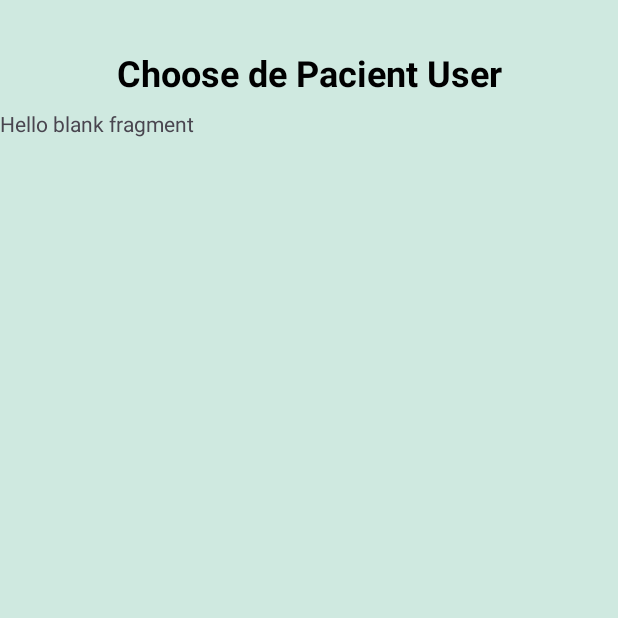
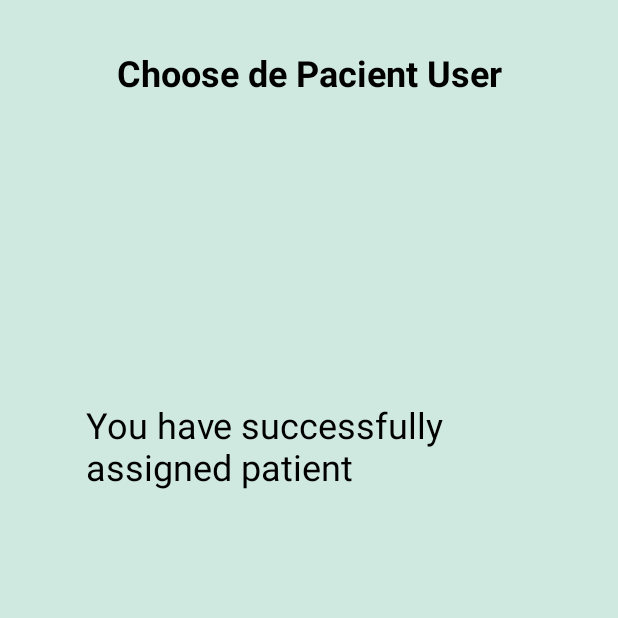
Before and after one commit to jenavarro40/projectDoctorFollow, an Android app: the fragment DoctorFoodFragment placed in its activity, on a phone screen of 412 x 824 dp, the top half of it. Run offline under Robolectric (Android 15) with nearby library versions, the phone set to English and light mode, and no system bars; our stand-ins replace Firebase (no records; nobody signed in at launch, a user with empty details on screens opened directly); 1 statement that could not run was skipped.

Commit message:
prototipo final entrega

```diff
--- a/app/src/main/java/com/example/sportdoctorfollow/DoctorFoodFragment.kt
+++ b/app/src/main/java/com/example/sportdoctorfollow/DoctorFoodFragment.kt
@@ -5,6 +5,7 @@ import androidx.fragment.app.Fragment
 import android.view.LayoutInflater
 import android.view.View
 import android.view.ViewGroup
+import android.widget.TextView
 
 // TODO: Rename parameter arguments, choose names that match
 // the fragment initialization parameters, e.g. ARG_ITEM_NUMBER
@@ -39,6 +40,14 @@ class DoctorFoodFragment : Fragment() {
         // Inflate the layout for this fragment
         return inflater.inflate(R.layout.fragment_doctor_food, container, false)
     }
+    override fun onViewCreated(view: View, savedInstanceState: Bundle?) {
+        super.onViewCreated(view, savedInstanceState)
+        val firestoreHelper=FirestoreHelper()
+        val food:FoodRequest= FoodRequest(name!!,email!!,doctor!!)
+        firestoreHelper.foodRequest(requireContext(),food)
+        val text=view.findViewById<TextView>(R.id.foodText)
+        text.setText("You have successfully assigned patient ${name}")
+    }
 
     companion object {
         /**
--- a/app/src/main/java/com/example/sportdoctorfollow/FirestoreHelper.kt
+++ b/app/src/main/java/com/example/sportdoctorfollow/FirestoreHelper.kt
@@ -206,10 +206,68 @@ class FirestoreHelper {
             }
 
     }
+    fun foodRequest(context: Context, request: FoodRequest ) {
+        db.collection("foodRequest")
+            .whereEqualTo("email", request.email)
+            .limit(1)
+            .get()
+            .addOnSuccessListener { documents ->
+                if (documents.isEmpty){
+                    db.collection("foodRequest")
+                        .add(request)
+                        .addOnSuccessListener { documentReference ->
+                            Log.d("FirestoreHelper", "Requested food: ${request.name}")
+                            Toast.makeText(context, "Requested food: ${documentReference.id}", Toast.LENGTH_SHORT).show()
+                        }
+                        .addOnFailureListener { e ->
+                            Log.w("FirestoreHelper", "Error Requestedfood", e)
+                        }
+
+                }
+                else {
+                    val docId = documents.documents[0].id
+                    val updateMap = mapOf("foodRequest" to request.nutritionist)
+
+                    db.collection("foodRequest").document(docId)
+                        .update(updateMap)
+                        .addOnSuccessListener {
+                            Log.d("FirestoreHelper", "Requested food updated for: ${request.email}")
+                            Toast.makeText(context, "Requested food updated", Toast.LENGTH_SHORT).show()
+                        }
+                        .addOnFailureListener { e ->
+                            Log.w("FirestoreHelper", "Error updating food request", e)
+                        }
+                }
+            }
+            .addOnFailureListener { exception ->
+                Log.w("FirestoreHelper", "Error in check user", exception)
+            }
+    }
+
+    fun getfoodRequest(context: Context,userMail:String, result: (FoodRequest) -> Unit) {
+        db.collection("foodRequest")
+            .whereEqualTo("email", userMail)
+            .limit(1)
+            .get()
+            .addOnSuccessListener { documents ->
+                if (!documents.isEmpty) {
+                    val foods = documents.first().toObject(FoodRequest::class.java)
+                    result(foods)
+
+                } else {
+                    Toast.makeText(context, "No data for nutritionist", Toast.LENGTH_SHORT).show()
+                    result(FoodRequest())
+                }
+            }
+            .addOnFailureListener { exception ->
+
+                Log.w("FirestoreHelper", "Error in read food", exception)
+            }
+    }
 
 
 
-    fun getUsersone(context: Context,userMail:String, result: (users) -> Unit) {
+        fun getUsersone(context: Context, userMail: String, result: (users) -> Unit) {
             db.collection("users")
                 .whereEqualTo("email", userMail)
                 .limit(1)
@@ -220,53 +278,70 @@ class FirestoreHelper {
                         result(user)
 
                     } else {
-                    Toast.makeText(context, "There was aproblem please Check", Toast.LENGTH_SHORT).show()
+                        Toast.makeText(
+                            context,
+                            "There was aproblem please Check",
+                            Toast.LENGTH_SHORT
+                        ).show()
                         result(users())
                     }
                 }
-            .addOnFailureListener {exception ->
+                .addOnFailureListener { exception ->
 
                     Log.w("FirestoreHelper", "Error in read user", exception)
                 }
         }
 
-    fun insertKPI(context: Context, insert: InsertKpi ) {
+        fun insertKPI(context: Context, insert: InsertKpi) {
             db.collection("InsertKPI")
                 .add(insert)
                 .addOnSuccessListener { documentReference ->
                     Log.d("FirestoreHelper", "Insert Data of: ${insert.name}")
-                 Toast.makeText(context, "Insert Data of: ${insert.name} at ${insert.date}", Toast.LENGTH_SHORT).show()
+                    Toast.makeText(
+                        context,
+                        "Insert Data of: ${insert.name} at ${insert.date}",
+                        Toast.LENGTH_SHORT
+                    ).show()
                 }
                 .addOnFailureListener { e ->
                     Log.w("FirestoreHelper", "Error insert Data", e)
                 }
         }
 
-    fun getKpiUsers(context: Context,userMail:String,userKPI: (List<InsertKpi>) -> Unit) {
+        fun getKpiUsers(context: Context, userMail: String, userKPI: (List<InsertKpi>) -> Unit) {
             db.collection("InsertKPI")
                 .whereEqualTo("email", userMail)
                 .get()
                 .addOnSuccessListener { documents ->
                     if (!documents.isEmpty) {
                         val kpiList = mutableListOf<InsertKpi>()
-                    for (doc in documents){
+                        for (doc in documents) {
                             val kpi = doc.toObject(InsertKpi::class.java)
                             kpiList.add(kpi)
                         }
                         userKPI(kpiList)
 
                     } else {
-                    Toast.makeText(context, "There is not data for ${userMail}", Toast.LENGTH_SHORT).show()
+                        Toast.makeText(
+                            context,
+                            "There is not data for ${userMail}",
+                            Toast.LENGTH_SHORT
+                        ).show()
                         userKPI(mutableListOf())
                     }
                 }
-            .addOnFailureListener {exception ->
+                .addOnFailureListener { exception ->
 
                     Log.w("FirestoreHelper", "Error in read pacients", exception)
                 }
         }
 
-    fun uploadUserFile(context: Context, userMail: String, fileUri: Uri, onResult: (Boolean) -> Unit) {
+        fun uploadUserFile(
+            context: Context,
+            userMail: String,
+            fileUri: Uri,
+            onResult: (Boolean) -> Unit
+        ) {
             val storageRef = Firebase.storage.reference
             var name: String? = null
             val cursor = context.contentResolver.query(fileUri, null, null, null, null)
@@ -301,7 +376,11 @@ class FirestoreHelper {
                             Firebase.firestore.collection("user_files")
                                 .add(fileData)
                                 .addOnSuccessListener {
-                                Toast.makeText(context, "File uploaded successfully", Toast.LENGTH_SHORT).show()
+                                    Toast.makeText(
+                                        context,
+                                        "File uploaded successfully",
+                                        Toast.LENGTH_SHORT
+                                    ).show()
                                     onResult(true)
                                 }
                                 .addOnFailureListener { e ->
@@ -343,10 +422,17 @@ class FirestoreHelper {
 
                         fileRef.getFile(localFile)
                             .addOnSuccessListener {
-                            Toast.makeText(context, "Files from ${fileRef.name} download", Toast.LENGTH_SHORT).show()
+                                Toast.makeText(
+                                    context,
+                                    "Files from ${fileRef.name} download",
+                                    Toast.LENGTH_SHORT
+                                ).show()
                             }
                             .addOnFailureListener { e ->
-                            Log.e("FirestoreHelper", "Error download ${fileRef.name}: ${e.message}")
+                                Log.e(
+                                    "FirestoreHelper",
+                                    "Error download ${fileRef.name}: ${e.message}"
+                                )
                             }
                     }
                 }
@@ -354,7 +440,6 @@ class FirestoreHelper {
                     Log.e("FirestoreHelper", "Error list files: ${e.message}")
                 }
         }
-
 
 
         private fun hashPassword(password: String): String {
--- a/app/src/main/java/com/example/sportdoctorfollow/databaseclass.kt
+++ b/app/src/main/java/com/example/sportdoctorfollow/databaseclass.kt
@@ -3,7 +3,6 @@
 import android.os.Parcelable
 import kotlinx.parcelize.Parcelize
 
-import java.time.LocalDateTime
 import com.google.firebase.Timestamp
 
 //import com.google.firebase.crashlytics.buildtools.reloc.org.apache.commons.logging.Log
@@ -47,3 +46,10 @@
     val trainRequest:Int = 0,
     val trainee:String = ""
 ): Parcelable
+
+@Parcelize
+data class FoodRequest (
+    val name:String = "",
+    val email: String = "",
+    val nutritionist:String = ""
+): Parcelable
--- a/app/src/main/res/layout/fragment_doctor_food.xml
+++ b/app/src/main/res/layout/fragment_doctor_food.xml
@@ -1,14 +1,23 @@
 <?xml version="1.0" encoding="utf-8"?>
-<FrameLayout xmlns:android="http://schemas.android.com/apk/res/android"
+<androidx.constraintlayout.widget.ConstraintLayout xmlns:android="http://schemas.android.com/apk/res/android"
+    xmlns:app="http://schemas.android.com/apk/res-auto"
     xmlns:tools="http://schemas.android.com/tools"
+    android:id="@+id/frameLayout7"
     android:layout_width="match_parent"
     android:layout_height="match_parent"
     tools:context=".DoctorFoodFragment">
 
     <!-- TODO: Update blank fragment layout -->
+
     <TextView
-        android:layout_width="match_parent"
-        android:layout_height="match_parent"
-        android:text="@string/hello_blank_fragment" />
+        android:id="@+id/foodText"
+        android:layout_width="298dp"
+        android:layout_height="156dp"
+        android:layout_marginTop="194dp"
+        android:textColor="@color/black"
+        android:textSize="24sp"
+        app:layout_constraintEnd_toEndOf="parent"
+        app:layout_constraintStart_toStartOf="parent"
+        app:layout_constraintTop_toTopOf="parent" />
 
-</FrameLayout>
+</androidx.constraintlayout.widget.ConstraintLayout>
```
Lines whose indentation alone changed are shown as unchanged.
